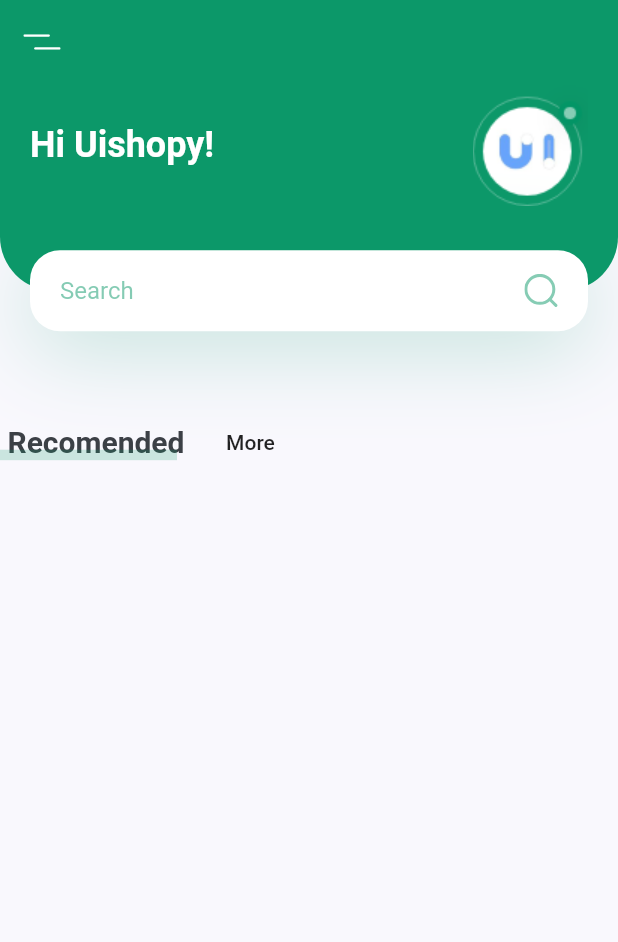
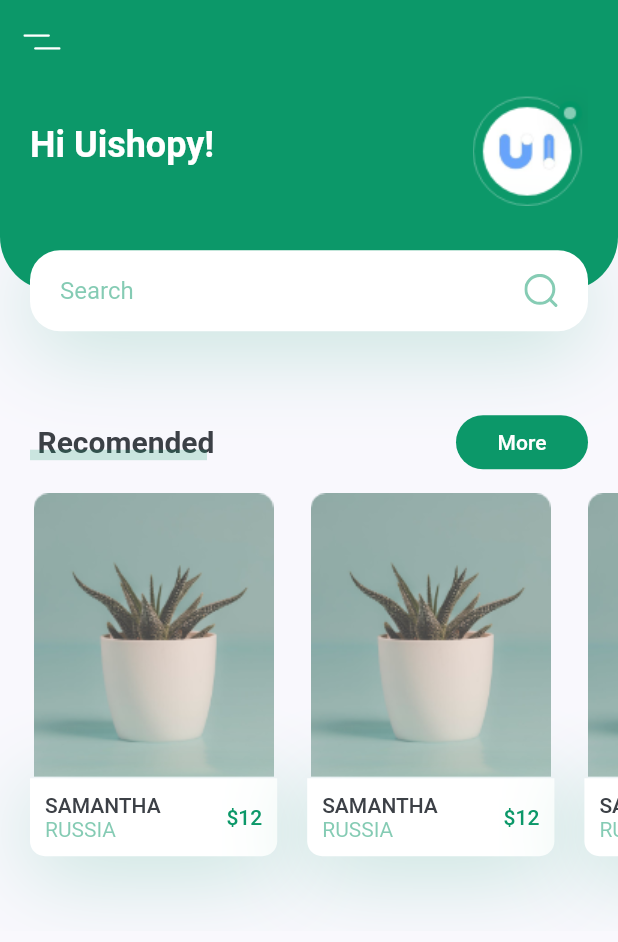
Before and after one commit to muhammedrishadpe/Plant_App_UI, a Flutter app: the screen it shows after launch, on a phone screen of 412 x 824 dp. Shown: the top 942 px of the screen. Run offline on Flutter 3.47's test engine with Material 2 defaults, Android fonts, the phone set to English and light mode, and no system bars; our stand-ins replace flutter_svg; missing offline and left inert: dart:ffi.

Commit message:
Title with more btn

```diff
--- a/lib/screens/home/components/body.dart
+++ b/lib/screens/home/components/body.dart
@@ -1,9 +1,12 @@
 // ignore_for_file: prefer_const_constructors, prefer_const_literals_to_create_immutables
+
+import 'dart:ffi';
 
 import 'package:flutter/material.dart';
 import 'package:flutter_svg/flutter_svg.dart';
 
 import 'package:plantapp/constants.dart';
+import 'package:plantapp/screens/home/components/title_with_more_btn.dart';
 import '../components/header_with_searchbox.dart';
 
 class Body extends StatelessWidget {
@@ -16,55 +19,37 @@ class Body extends StatelessWidget {
       child: Column(
         children: <Widget>[
           HeaderWithSearchBox(size: size),
-          Row(
-            children: [
-              TitleWithCustomUnderline(
-                text: "Recomended",
-              ),
-              FlatButton(
-                onPressed: () {},
-                child: Text("More"),
-              ),
-            ],
-          )
-        ],
-      ),
-    );
-  }
-}
-
-class TitleWithCustomUnderline extends StatelessWidget {
-  const TitleWithCustomUnderline({
-    Key? key,
-    required this.text,
-  }) : super(key: key);
-
-  final String text;
-
-  @override
-  Widget build(BuildContext context) {
-    return Container(
-      height: 24,
-      child: Stack(
-        children: <Widget>[
-          Padding(
-            padding: const EdgeInsets.only(left: kDefaultPadding / 4),
-            child: Text(
-              text,
-              style: TextStyle(
-                fontSize: 20,
-                fontWeight: FontWeight.bold,
-              ),
-            ),
+          TitleWithMoreBtn(
+            title: "Recomended",
+            press: () {},
           ),
-          Positioned(
-            bottom: 0,
-            left: 0,
-            right: 0,
-            child: Container(
-              margin: EdgeInsets.only(right: kDefaultPadding / 4),
-              height: 7,
-              color: kPrimaryColor.withOpacity(0.2),
+          // it WIll Cover 40% of our total width
+          SingleChildScrollView(
+            scrollDirection: Axis.horizontal,
+            child: Row(
+              children: [
+                RecomendedPlantCard(
+                  image: "assets/images/image_1.png",
+                  title: "Samantha",
+                  country: "Russia",
+                  press: () {},
+                  price: 12,
+                ),
+                RecomendedPlantCard(
+                  image: "assets/images/image_1.png",
+                  title: "Samantha",
+                  country: "Russia",
+                  press: () {},
+                  price: 12,
+                ),
+                RecomendedPlantCard(
+                  image: "assets/images/image_1.png",
+                  title: "Samantha",
+                  country: "Russia",
+                  press: () {},
+                  price: 12,
+                ),
+              ],
             ),
           ),
         ],
@@ -72,3 +57,80 @@ class TitleWithCustomUnderline extends StatelessWidget {
     );
   }
 }
+
+class RecomendedPlantCard extends StatelessWidget {
+  const RecomendedPlantCard({
+    Key? key,
+    required this.image,
+    required this.title,
+    required this.country,
+    required this.price,
+    required this.press,
+  }) : super(key: key);
+  final String image, title, country;
+  final int price;
+  final Function()? press;
+  @override
+  Widget build(BuildContext context) {
+    Size size = MediaQuery.of(context).size;
+    return Container(
+      margin: EdgeInsets.only(
+          left: kDefaultPadding,
+          top: kDefaultPadding / 2,
+          bottom: kDefaultPadding * 2.5),
+      width: size.width * 0.4,
+      child: Column(
+        children: <Widget>[
+          Image.asset(image),
+          GestureDetector(
+            onTap: press,
+            child: Container(
+              padding: EdgeInsets.all(kDefaultPadding / 2),
+              decoration: BoxDecoration(
+                color: Colors.white,
+                borderRadius: BorderRadius.only(
+                  bottomLeft: Radius.circular(10),
+                  bottomRight: Radius.circular(10),
+                ),
+                boxShadow: [
+                  BoxShadow(
+                    offset: Offset(0, 10),
+                    blurRadius: 50,
+                    color: kPrimaryColor.withOpacity(0.23),
+                  ),
+                ],
+              ),
+              child: Row(
+                children: <Widget>[
+                  RichText(
+                    text: TextSpan(
+                      children: [
+                        TextSpan(
+                          text: "$title\n".toUpperCase(),
+                          style: Theme.of(context).textTheme.button,
+                        ),
+                        TextSpan(
+                          text: "$country".toUpperCase(),
+                          style:
+                              TextStyle(color: kPrimaryColor.withOpacity(0.5)),
+                        ),
+                      ],
+                    ),
+                  ),
+                  Spacer(),
+                  Text(
+                    '\$$price',
+                    style: Theme.of(context)
+                        .textTheme
+                        .button
+                        ?.copyWith(color: kPrimaryColor),
+                  ),
+                ],
+              ),
+            ),
+          ),
+        ],
+      ),
+    );
+  }
+}
--- /dev/null
+++ b/lib/screens/home/components/title_with_more_btn.dart
@@ -0,0 +1,79 @@
+import 'package:flutter/material.dart';
+
+import '../../../constants.dart';
+
+class TitleWithMoreBtn extends StatelessWidget {
+  const TitleWithMoreBtn({
+    Key? key,
+    required this.title,
+    this.press,
+  }) : super(key: key);
+  final String title;
+  final void Function()? press;
+
+  @override
+  Widget build(BuildContext context) {
+    return Padding(
+      padding: const EdgeInsets.symmetric(horizontal: kDefaultPadding),
+      child: Row(
+        children: [
+          TitleWithCustomUnderline(
+            text: title,
+          ),
+          Spacer(),
+          FlatButton(
+            shape: RoundedRectangleBorder(
+              borderRadius: BorderRadius.circular(20),
+            ),
+            color: kPrimaryColor,
+            onPressed: press,
+            child: Text(
+              "More",
+              style: TextStyle(color: Colors.white),
+            ),
+          ),
+        ],
+      ),
+    );
+  }
+}
+
+class TitleWithCustomUnderline extends StatelessWidget {
+  const TitleWithCustomUnderline({
+    Key? key,
+    required this.text,
+  }) : super(key: key);
+
+  final String text;
+
+  @override
+  Widget build(BuildContext context) {
+    return Container(
+      height: 24,
+      child: Stack(
+        children: <Widget>[
+          Padding(
+            padding: const EdgeInsets.only(left: kDefaultPadding / 4),
+            child: Text(
+              text,
+              style: TextStyle(
+                fontSize: 20,
+                fontWeight: FontWeight.bold,
+              ),
+            ),
+          ),
+          Positioned(
+            bottom: 0,
+            left: 0,
+            right: 0,
+            child: Container(
+              margin: EdgeInsets.only(right: kDefaultPadding / 4),
+              height: 7,
+              color: kPrimaryColor.withOpacity(0.2),
+            ),
+          ),
+        ],
+      ),
+    );
+  }
+}
```
